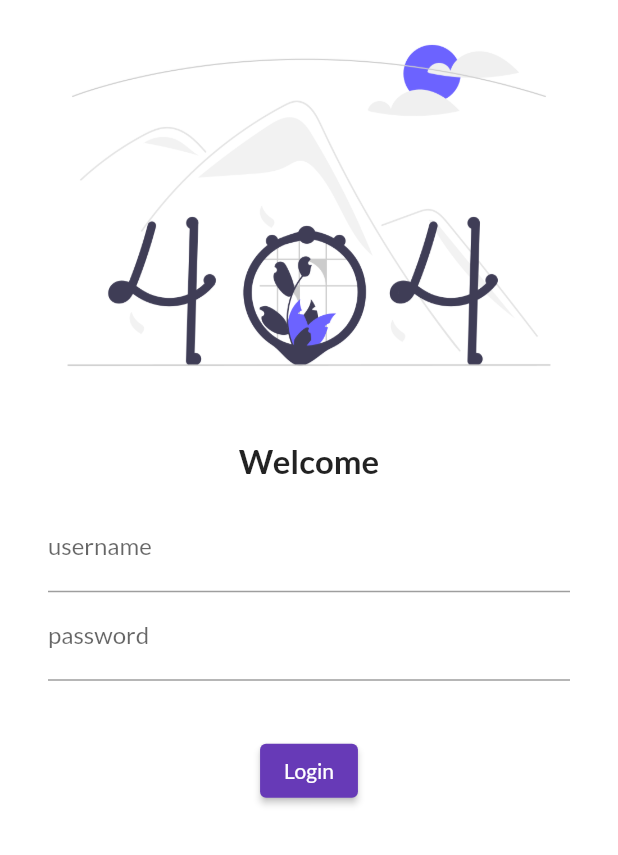
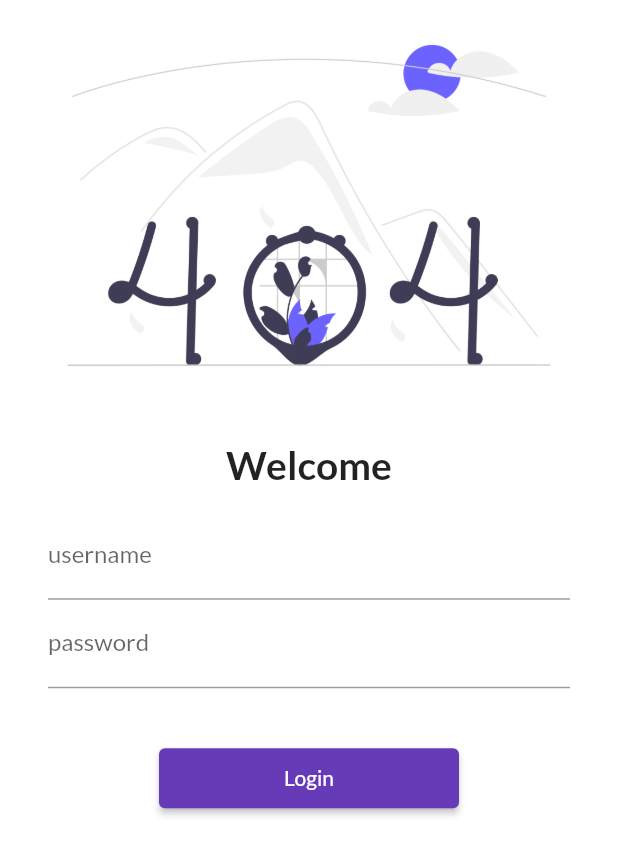
Before and after one commit to i-am-HRISHABH/30DaysOfFlutter, a Flutter app: the screen it shows after launch, on a phone screen of 412 x 824 dp. Shown: the top 855 px of the screen. Run offline on Flutter 3.47's test engine with Material 2 defaults, Android fonts, the phone set to English and light mode, and no system bars; our stand-ins replace google_fonts.

```diff
--- a/lib/Pages/loginpage.dart
+++ b/lib/Pages/loginpage.dart
@@ -1,4 +1,5 @@
 import 'package:flutter/material.dart';
+import 'package:flutter_reboot/utils/routes.dart';
 
 class LoginPage extends StatelessWidget {
   // const LoginPage({ Key key }) : super(key: key);
@@ -18,7 +19,7 @@ class LoginPage extends StatelessWidget {
           ),
           Text(
             'Welcome',
-            style: TextStyle(fontSize: 22, fontWeight: FontWeight.bold),
+            style: TextStyle(fontSize: 26, fontWeight: FontWeight.bold),
           ),
           Padding(
             padding: const EdgeInsets.symmetric(
@@ -46,11 +47,16 @@ class LoginPage extends StatelessWidget {
             height: 20,
           ),
           ElevatedButton(
-              onPressed: () {},
+              onPressed: () {
+                print('button functionality to be added!');
+                Navigator.pushNamed(context,MyRoutes.homeRoute);
+              },
               child: Text(
                 'Login',
                 style: TextStyle(color: Colors.white),
-              )),
+              ),
+              style: TextButton.styleFrom(minimumSize:Size(200, 40) ),
+              ),
         ],
       ),
     );
--- a/lib/main.dart
+++ b/lib/main.dart
@@ -1,5 +1,6 @@
 import 'package:flutter/material.dart';
 import 'package:flutter_reboot/Pages/homepage.dart';
+import 'package:flutter_reboot/utils/routes.dart';
 import './Pages/loginpage.dart';
 import 'package:google_fonts/google_fonts.dart';
 
@@ -25,8 +26,8 @@ class MyApp extends StatelessWidget {
       ),
       routes: {
         "/": (context) => LoginPage(),
-        "/login": (context) => LoginPage(),
-        "/Home": (context) => HomePage(),
+        MyRoutes.loginRoute: (context) => LoginPage(),
+        MyRoutes.homeRoute: (context) => HomePage(),
       },
     );
   }
--- /dev/null
+++ b/lib/utils/routes.dart
@@ -0,0 +1,4 @@
+class MyRoutes {
+  static String loginRoute = '/login';
+  static String homeRoute = '/Home';
+}
```
